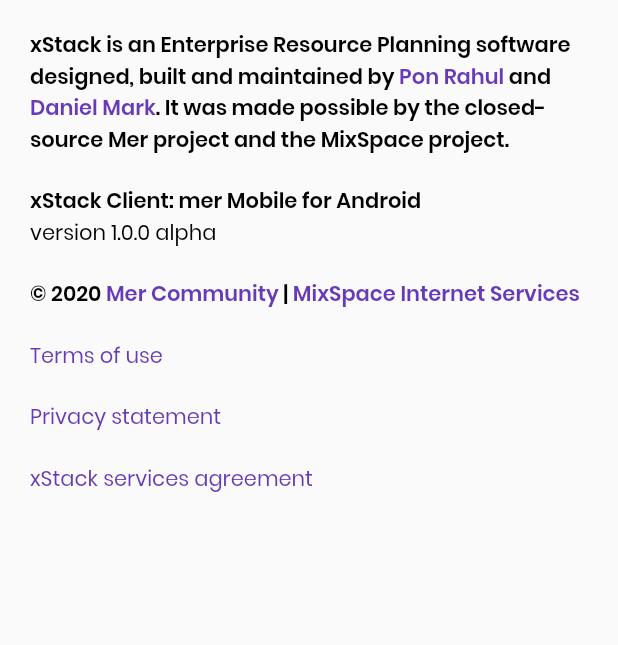
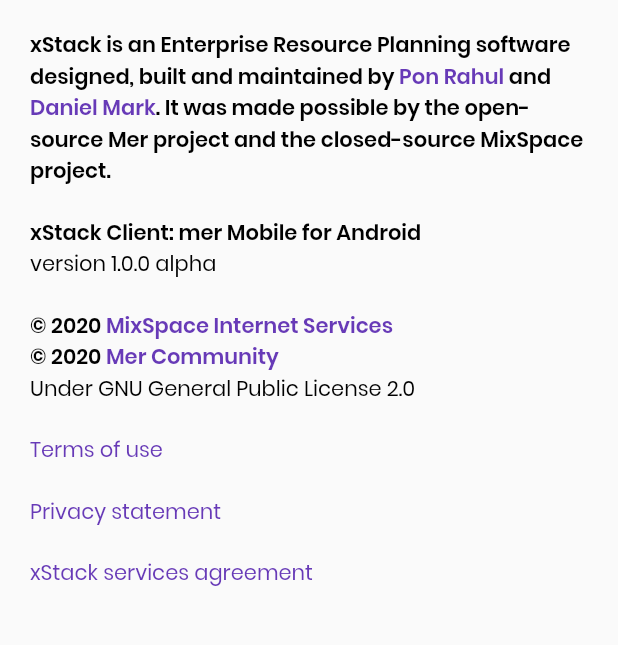
Before and after one commit to rahwinside/erp_attendance, a Flutter app: the AboutFragment screen opened directly, on a phone screen of 412 x 824 dp, the part 143-788 px from its top. Run offline on Flutter 3.47's test engine with Material 2 defaults, Android fonts, the phone set to English and light mode, and no system bars; our stand-ins replace datetime_picker_formfield, flutter_phoenix, sqflite; accounts and stored records are empty.

Commit message:
Updated license

```diff
--- a/lib/main.dart
+++ b/lib/main.dart
@@ -6,18 +6,10 @@
 GlobalKey<FormState> _formKey = new GlobalKey<FormState>();
 
 void main() async {
-  // Set default home.
-//  Widget _defaultHome = new LoginScreen();
-//
-//  // Get result of the login function.
-//  var db = new DatabaseHelper();
-//  bool _result = await db.isLoggedIn();
-//  if (_result) {
-//    _defaultHome = new HomeScreen();
-//  }
   runApp(
     Phoenix(
       child: new MaterialApp(
+        debugShowCheckedModeBanner: false,
         title: 'Communicator',
         theme: new ThemeData(
           primarySwatch: Colors.deepPurple,
--- a/lib/screens/home/about/AboutFragment.dart
+++ b/lib/screens/home/about/AboutFragment.dart
@@ -85,7 +85,7 @@
                     ),
                   ),
                   TextSpan(
-                    text: '. It was made possible by the closed-source Mer project and the MixSpace project.',
+                    text: '. It was made possible by the open-source Mer project and the closed-source MixSpace project.',
                     style: TextStyle(
                       color: Colors.black,
                       fontFamily: 'Poppins',
@@ -131,6 +131,42 @@
                     fontWeight: FontWeight.w600,
                   ),
                 ),
+//                Text(
+//                  "Mer Community",
+//                  style: TextStyle(
+//                    color: Colors.deepPurple,
+//                    fontFamily: 'Poppins',
+//                    fontWeight: FontWeight.w600,
+//                  ),
+//                ),
+//                Text(
+//                  " | ",
+//                  style: TextStyle(
+//                    color: Colors.black,
+//                    fontFamily: 'Poppins',
+//                    fontWeight: FontWeight.w600,
+//                  ),
+//                ),
+                Text(
+                  "MixSpace Internet Services",
+                  style: TextStyle(
+                    color: Colors.deepPurple,
+                    fontFamily: 'Poppins',
+                    fontWeight: FontWeight.w600,
+                  ),
+                ),
+              ],
+            ),
+            Wrap(
+              children: <Widget>[
+                Text(
+                  "© 2020 ",
+                  style: TextStyle(
+                    color: Colors.black,
+                    fontFamily: 'Poppins',
+                    fontWeight: FontWeight.w600,
+                  ),
+                ),
                 Text(
                   "Mer Community",
                   style: TextStyle(
@@ -140,19 +176,11 @@
                   ),
                 ),
                 Text(
-                  " | ",
+                  "Under GNU General Public License 2.0",
                   style: TextStyle(
                     color: Colors.black,
                     fontFamily: 'Poppins',
-                    fontWeight: FontWeight.w600,
-                  ),
-                ),
-                Text(
-                  "MixSpace Internet Services",
-                  style: TextStyle(
-                    color: Colors.deepPurple,
-                    fontFamily: 'Poppins',
-                    fontWeight: FontWeight.w600,
+                    fontWeight: FontWeight.w400,
                   ),
                 ),
               ],
```
